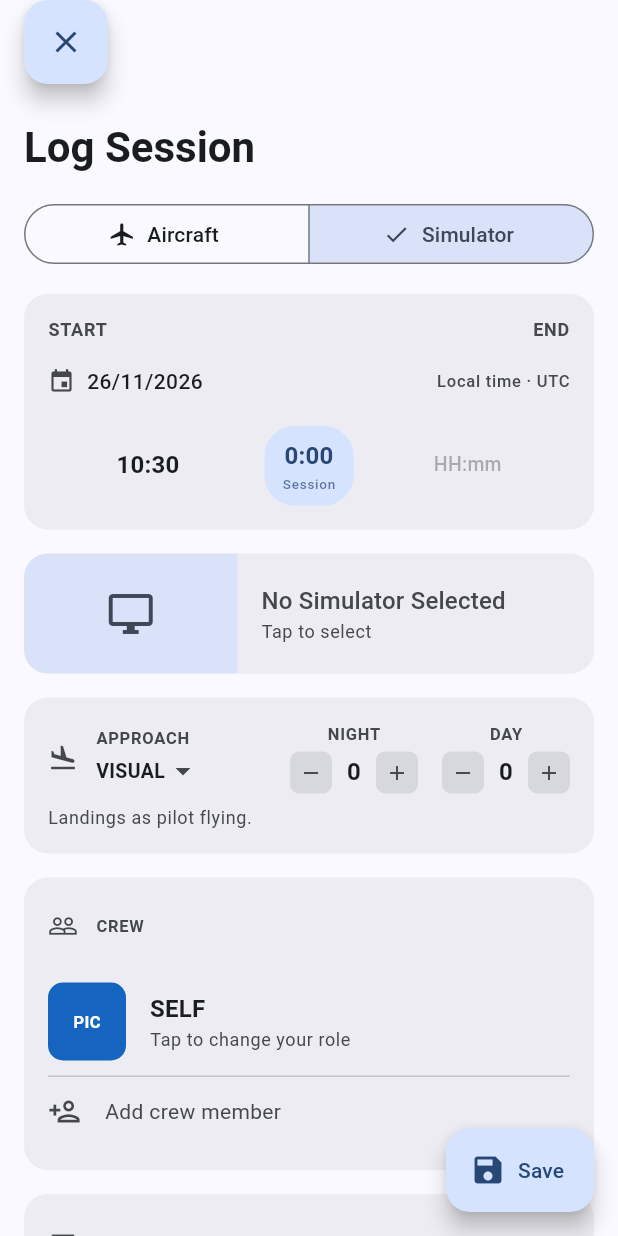
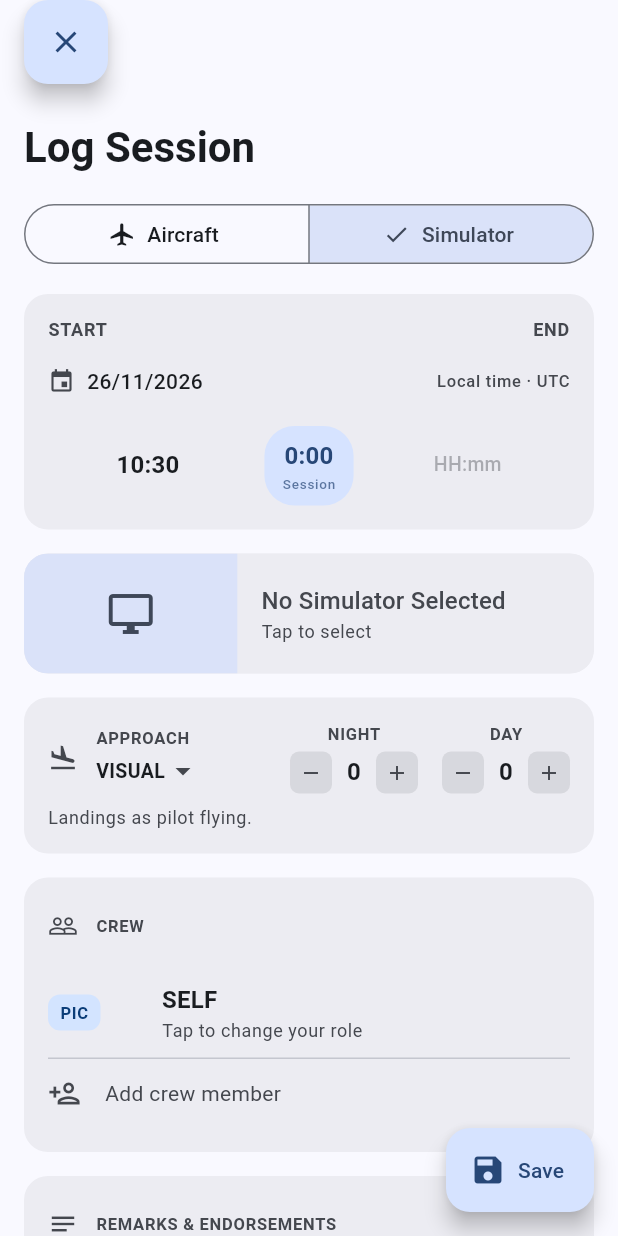
Before and after one commit to winstriker/Zenith, a Flutter app: the FlightFormPage screen opened directly, after a tap on "Simulator", on a phone screen of 412 x 824 dp. Run offline on Flutter 3.47's test engine with Material 3 defaults, Android fonts, the phone set to English and light mode, and no system bars; our stand-ins replace app_links, drift, drift_flutter, fl_chart, flutter_local_notifications, flutter_map and 11 more; missing offline and left inert: country_flags, dart:ffi, flutter_map_vector_tiles, lat_lng_to_timezone, workmanager; accounts and stored records are empty; generated files the repository leaves out were written again; network calls fail; statements that could not run were skipped; project files that could hold a hidden picture were left out.

Commit message:
feat(crew): Use info chip in role list

```diff
--- a/lib/pages/person_detail_page.dart
+++ b/lib/pages/person_detail_page.dart
@@ -157,7 +157,7 @@ class _PersonDetailView extends ConsumerWidget {
                             padding: const EdgeInsets.fromLTRB(20, 8, 16, 0),
                             child: Row(
                               children: [
-                                CrewRoleBadge(role: role, size: 28),
+                                crewRoleChip(context, role),
                                 const SizedBox(width: 8),
                                 Text(
                                   role.displayName,
--- a/lib/widgets/crew_card.dart
+++ b/lib/widgets/crew_card.dart
@@ -4,6 +4,7 @@ import '../core/app_page_route.dart';
 import '../core/theme.dart';
 import '../pages/person_select_page.dart';
 import '../services/database.dart';
+import 'info_chip.dart';
 import 'picker_sheet.dart';
 import 'section_header.dart';
 
@@ -229,7 +230,7 @@ class _SelfRow extends StatelessWidget {
         padding: const EdgeInsets.symmetric(vertical: 10),
         child: Row(
           children: [
-            CrewRoleBadge(role: role),
+            _alignedRoleChip(context, role),
             const SizedBox(width: 16),
             Expanded(
               child: Column(
@@ -276,7 +277,7 @@ class _CrewMemberRow extends StatelessWidget {
         padding: const EdgeInsets.symmetric(vertical: 10),
         child: Row(
           children: [
-            CrewRoleBadge(role: member.role),
+            _alignedRoleChip(context, member.role),
             const SizedBox(width: 16),
             Expanded(
               child: Column(
@@ -316,33 +317,42 @@ class _CrewMemberRow extends StatelessWidget {
   }
 }
 
-/// Coloured square with the role's abbreviation.
-class CrewRoleBadge extends StatelessWidget {
-  const CrewRoleBadge({super.key, required this.role, this.size = 52});
-  final CrewRole role;
-  final double size;
+/// [InfoChip] with the role's abbreviation in the role's colours.
+InfoChip crewRoleChip(BuildContext context, CrewRole role) {
+  final colors = context.appColors.crewRole(role);
+  return InfoChip(
+    label: role.abbreviation,
+    backgroundColor: colors.container,
+    textColor: colors.onContainer,
+  );
+}
 
-  @override
-  Widget build(BuildContext context) {
-    return Container(
-      width: size,
-      height: size,
-      decoration: BoxDecoration(
-        color: context.appColors.crewRole(role),
-        borderRadius: BorderRadius.circular(10),
-      ),
-      alignment: Alignment.center,
-      child: Text(
-        role.abbreviation,
-        style: TextStyle(
-          color: context.appColors.onOverlay,
-          fontWeight: FontWeight.bold,
-          fontSize: size * 11 / 52,
-        ),
-      ),
-    );
-  }
-}
+/// [crewRoleChip] in a fixed-width slot, so the text beside a column of
+/// chips lines up.
+Widget _alignedRoleChip(BuildContext context, CrewRole role) => SizedBox(
+  width: 60,
+  child: Align(
+    alignment: Alignment.centerLeft,
+    child: crewRoleChip(context, role),
+  ),
+);
+
+/// Roles from the most to the least commonly logged: everyday command and
+/// co-pilot, then training and checking, then relief and the rest.
+const _rolesByLikelyUse = [
+  CrewRole.pic,
+  CrewRole.sic,
+  CrewRole.dual,
+  CrewRole.ins,
+  CrewRole.picus,
+  CrewRole.spic,
+  CrewRole.exm,
+  CrewRole.sp,
+  CrewRole.crcp,
+  CrewRole.p3,
+  CrewRole.att,
+  CrewRole.oth,
+];
 
 Future<CrewRole?> showCrewRolePicker(
   BuildContext context, {
@@ -351,10 +361,10 @@ Future<CrewRole?> showCrewRolePicker(
   return showPickerSheet<CrewRole>(
     context,
     title: 'Select Role',
-    items: CrewRole.values,
+    items: _rolesByLikelyUse,
     label: (r) => r.displayName,
     subtitle: (r) => r.subtitle,
-    leading: (r) => CrewRoleBadge(role: r, size: 48),
+    leading: (r) => _alignedRoleChip(context, r),
     selected: current,
     searchHint: null,
   );
```
Also changed, not shown: lib/core/theme.dart (+53 -20 lines).
